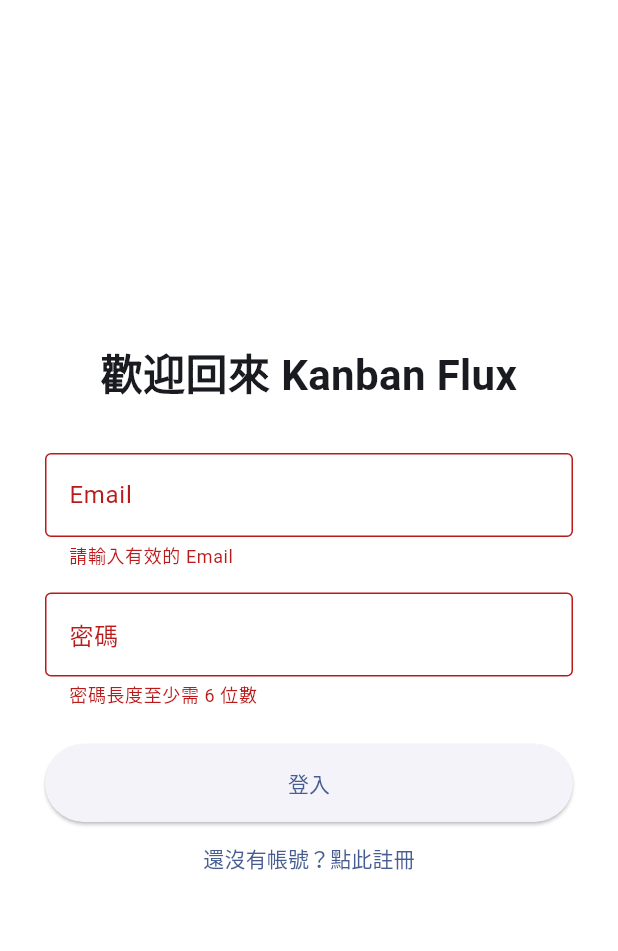
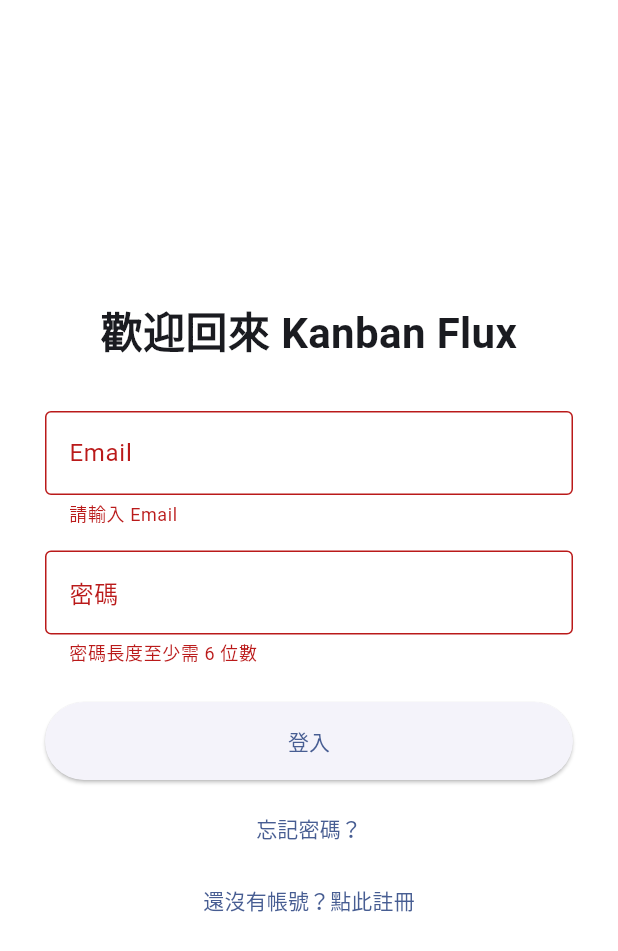
Before and after one commit to as5528829/kanban_flux, a Flutter app: the screen it shows after launch, after a tap on "登入", on a phone screen of 412 x 824 dp. Shown: the top 951 px of the screen. Run offline on Flutter 3.47's test engine with Material 3 defaults, Android fonts, the phone set to English and light mode, and no system bars; our stand-ins replace flutter_riverpod, riverpod_annotation, supabase_flutter; accounts and stored records are empty; generated files the repository leaves out were written again.

Commit message:
feat:忘記密碼及app icon增加

```diff
--- a/lib/core/app_snackbar.dart
+++ b/lib/core/app_snackbar.dart
@@ -13,7 +13,7 @@
         content: Text(message),
         behavior: SnackBarBehavior.floating,
         duration: const Duration(seconds: 3),
-        margin: const EdgeInsets.all(16),
+        width: 420,
         elevation: 8,
         backgroundColor: isError ? Colors.red : const Color(0xFF0F172A),
       ),
--- a/lib/features/auth/presentation/pages/auth_page.dart
+++ b/lib/features/auth/presentation/pages/auth_page.dart
@@ -1,6 +1,9 @@
 import 'package:flutter/material.dart';
 import 'package:flutter_riverpod/flutter_riverpod.dart';
+import '../../../../core/app_snackbar.dart';
+import '../../data/datasources/auth_remote_data_source.dart';
 import '../controllers/auth_controller.dart';
+import '../utils/auth_validators.dart';
 
 class AuthPage extends ConsumerStatefulWidget {
   const AuthPage({super.key});
@@ -28,30 +31,84 @@
 
     setState(() => _isLoading = true);
     try {
+      final email = _emailController.text.trim();
+      final password = _passwordController.text.trim();
+
       if (_isLoginMode) {
-        await ref.read(authControllerProvider.notifier).login(
-          _emailController.text.trim(),
-          _passwordController.text.trim(),
-        );
+        await ref.read(authControllerProvider.notifier).login(email, password);
       } else {
-        await ref.read(authControllerProvider.notifier).register(
-          _emailController.text.trim(),
-          _passwordController.text.trim(),
-        );
-        if (mounted) {
-          ScaffoldMessenger.of(context).showSnackBar(
-            const SnackBar(content: Text('註冊成功！請查看驗證信或直接嘗試登入')),
-          );
-        }
+        await ref
+            .read(authControllerProvider.notifier)
+            .register(email, password);
+        showAppSnackBar('註冊成功！請查看驗證信或直接嘗試登入');
       }
+    } on AuthFailure catch (e) {
+      showAppSnackBar(e.message, isError: true);
     } catch (e) {
-      if (mounted) {
-        ScaffoldMessenger.of(context).showSnackBar(
-          SnackBar(content: Text(e.toString()), backgroundColor: Colors.red),
-        );
-      }
+      showAppSnackBar('操作失敗，請稍後再試。', isError: true);
     } finally {
       if (mounted) setState(() => _isLoading = false);
+    }
+  }
+
+  Future<void> _showForgotPasswordDialog() async {
+    final resetEmailController = TextEditingController(
+      text: _emailController.text.trim(),
+    );
+
+    final email = await showDialog<String>(
+      context: context,
+      builder: (context) {
+        return AlertDialog(
+          title: const Text('重設密碼'),
+          content: TextFormField(
+            controller: resetEmailController,
+            autofocus: true,
+            keyboardType: TextInputType.emailAddress,
+            textInputAction: TextInputAction.done,
+            autofillHints: const [AutofillHints.email],
+            decoration: const InputDecoration(
+              labelText: 'Email',
+              helperText: '我們會寄送密碼重設連結到這個信箱',
+              border: OutlineInputBorder(),
+            ),
+            onFieldSubmitted: (_) {
+              Navigator.pop(context, resetEmailController.text.trim());
+            },
+          ),
+          actions: [
+            TextButton(
+              onPressed: () => Navigator.pop(context),
+              child: const Text('取消'),
+            ),
+            ElevatedButton(
+              onPressed: () {
+                Navigator.pop(context, resetEmailController.text.trim());
+              },
+              child: const Text('寄送'),
+            ),
+          ],
+        );
+      },
+    ).whenComplete(resetEmailController.dispose);
+
+    if (email == null) return;
+
+    final emailError = validateEmail(email);
+    if (emailError != null) {
+      showAppSnackBar(emailError, isError: true);
+      return;
+    }
+
+    try {
+      await ref
+          .read(authControllerProvider.notifier)
+          .sendPasswordResetEmail(email.trim());
+      showAppSnackBar('密碼重設信已寄出，請查看你的 Email。');
+    } on AuthFailure catch (e) {
+      showAppSnackBar(e.message, isError: true);
+    } catch (_) {
+      showAppSnackBar('重設密碼信寄送失敗，請稍後再試。', isError: true);
     }
   }
 
@@ -70,31 +127,57 @@
               children: [
                 Text(
                   _isLoginMode ? '歡迎回來 Kanban Flux' : '建立全新帳號',
-                  style: const TextStyle(fontSize: 28, fontWeight: FontWeight.bold),
+                  style: const TextStyle(
+                    fontSize: 28,
+                    fontWeight: FontWeight.bold,
+                  ),
                   textAlign: TextAlign.center,
                 ),
                 const SizedBox(height: 32),
                 TextFormField(
                   controller: _emailController,
-                  decoration: const InputDecoration(labelText: 'Email', border: OutlineInputBorder()),
+                  decoration: const InputDecoration(
+                    labelText: 'Email',
+                    border: OutlineInputBorder(),
+                  ),
                   keyboardType: TextInputType.emailAddress,
-                  validator: (value) => value == null || !value.contains('@') ? '請輸入有效的 Email' : null,
+                  textInputAction: TextInputAction.next,
+                  autofillHints: const [AutofillHints.email],
+                  validator: validateEmail,
                 ),
                 const SizedBox(height: 16),
                 TextFormField(
                   controller: _passwordController,
-                  decoration: const InputDecoration(labelText: '密碼', border: OutlineInputBorder()),
+                  decoration: const InputDecoration(
+                    labelText: '密碼',
+                    border: OutlineInputBorder(),
+                  ),
                   obscureText: true,
-                  validator: (value) => value == null || value.length < 6 ? '密碼長度至少需 6 位數' : null,
+                  textInputAction: TextInputAction.done,
+                  autofillHints: const [AutofillHints.password],
+                  validator: validatePassword,
                 ),
                 const SizedBox(height: 24),
                 ElevatedButton(
                   onPressed: _isLoading ? null : _submit,
-                  style: ElevatedButton.styleFrom(padding: const EdgeInsets.symmetric(vertical: 16)),
+                  style: ElevatedButton.styleFrom(
+                    padding: const EdgeInsets.symmetric(vertical: 16),
+                  ),
                   child: _isLoading
-                      ? const SizedBox(height: 20, width: 20, child: CircularProgressIndicator(strokeWidth: 2))
+                      ? const SizedBox(
+                          height: 20,
+                          width: 20,
+                          child: CircularProgressIndicator(strokeWidth: 2),
+                        )
                       : Text(_isLoginMode ? '登入' : '註冊'),
                 ),
+                if (_isLoginMode) ...[
+                  const SizedBox(height: 8),
+                  TextButton(
+                    onPressed: _isLoading ? null : _showForgotPasswordDialog,
+                    child: const Text('忘記密碼？'),
+                  ),
+                ],
                 TextButton(
                   onPressed: () => setState(() => _isLoginMode = !_isLoginMode),
                   child: Text(_isLoginMode ? '還沒有帳號？點此註冊' : '已經有帳號了？點此登入'),
--- /dev/null
+++ b/lib/features/auth/presentation/utils/auth_validators.dart
@@ -0,0 +1,18 @@
+String? validateEmail(String? value) {
+  final email = value?.trim() ?? '';
+  if (email.isEmpty) return '請輸入 Email';
+  if (email.contains(RegExp(r'\s'))) return 'Email 不能包含空白';
+
+  final emailRegex = RegExp(
+    r"^[A-Za-z0-9.!#$%&'*+/=?^_`{|}~-]+@"
+    r"[A-Za-z0-9](?:[A-Za-z0-9-]{0,61}[A-Za-z0-9])?"
+    r"(?:\.[A-Za-z0-9](?:[A-Za-z0-9-]{0,61}[A-Za-z0-9])?)+$",
+  );
+
+  return emailRegex.hasMatch(email) ? null : '請輸入有效的 Email 格式';
+}
+
+String? validatePassword(String? value) {
+  final password = value?.trim() ?? '';
+  return password.length < 6 ? '密碼長度至少需 6 位數' : null;
+}
--- a/lib/main.dart
+++ b/lib/main.dart
@@ -2,6 +2,7 @@
 import 'package:flutter_riverpod/flutter_riverpod.dart';
 import 'package:supabase_flutter/supabase_flutter.dart';
 
+import 'core/app_config.dart';
 import 'core/app_snackbar.dart';
 import 'features/auth/presentation/controllers/auth_controller.dart';
 import 'features/auth/presentation/pages/auth_page.dart';
@@ -11,9 +12,8 @@
   WidgetsFlutterBinding.ensureInitialized();
 
   await Supabase.initialize(
-    url: 'https://uqhydfuztyouyvxfyazy.supabase.co',
-    anonKey:
-        'eyJhbGciOiJIUzI1NiIsInR5cCI6IkpXVCJ9.eyJpc3MiOiJzdXBhYmFzZSIsInJlZiI6InVxaHlkZnV6dHlvdXl2eGZ5YXp5Iiwicm9sZSI6ImFub24iLCJpYXQiOjE3Nzk4NTYzNTYsImV4cCI6MjA5NTQzMjM1Nn0.ZUjwYOM0yDktDNxWBmtpt7NVFy8dO9t-XUR5tHNWMqo',
+    url: AppConfig.supabaseUrl,
+    anonKey: AppConfig.supabaseAnonKey,
   );
 
   runApp(const ProviderScope(child: MyApp()));
```
Also changed, not shown: lib/core/app_config.dart (added, +16 -0 lines), lib/features/auth/data/datasources/auth_remote_data_source.dart (+65 -8 lines), lib/features/auth/presentation/controllers/auth_controller.dart (+9 -0 lines), 44 other files.
